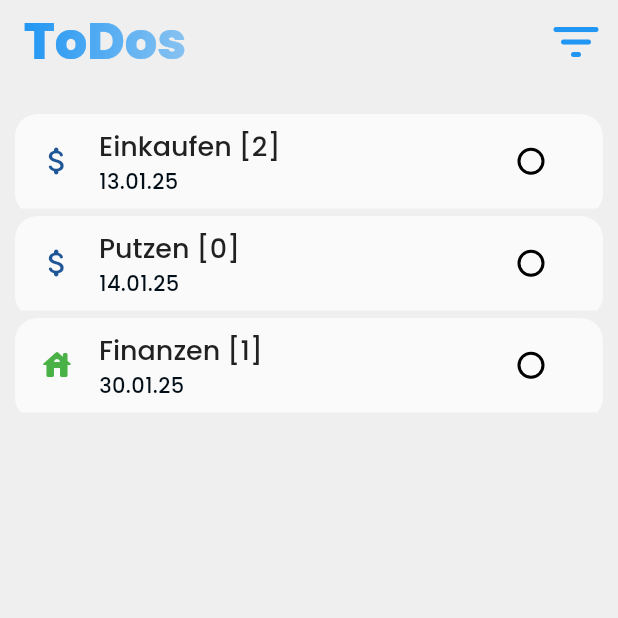
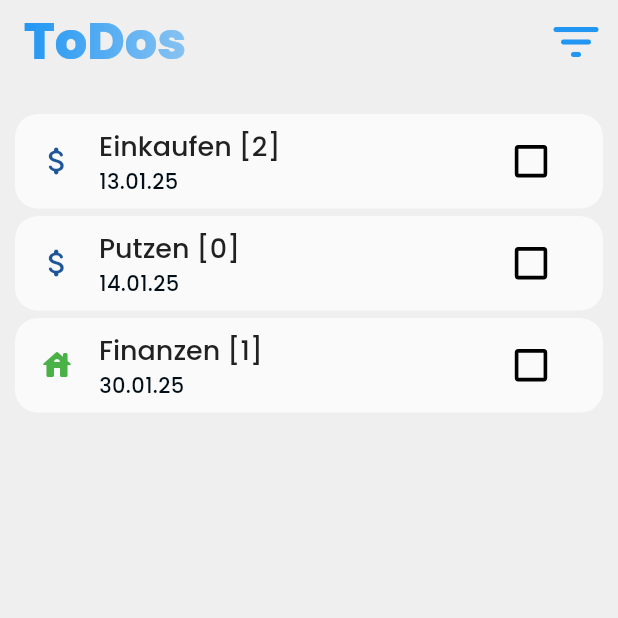
Before and after one commit to edhae/get_done, a Flutter app: the screen it shows after launch, item 2 of the bottom bar chosen, on a phone screen of 412 x 824 dp, the top half of it. Run offline on Flutter 3.47's test engine with Material 3 defaults, Android fonts, the light colour scheme and no system bars; drawn by our look-alikes of simple_gradient_text; our stand-ins replace flutter_colorpicker.

Commit message:
better checkbox

```diff
--- a/lib/main.dart
+++ b/lib/main.dart
@@ -1,4 +1,5 @@
 import 'package:flutter/material.dart';
+import 'package:flutter/rendering.dart';
 import 'package:get_done/theme/themeprovider.dart';
 import 'package:provider/provider.dart';
 import 'package:get_done/theme/themedata.dart';
@@ -9,6 +10,7 @@ import 'package:get_done/mainpages/socialpage.dart';
 import 'package:get_done/mainpages/settingspage.dart';
 
 void main() {
+  debugPaintSizeEnabled = false;
   runApp(
     ChangeNotifierProvider(
       create: (_) => ThemeProvider(),
--- a/lib/mainpages/todospage.dart
+++ b/lib/mainpages/todospage.dart
@@ -4,6 +4,7 @@ import 'package:get_done/data.dart';
 import 'package:provider/provider.dart';
 import 'package:get_done/theme/themeprovider.dart';
 import 'package:get_done/mainpages/todospages/edittodopage.dart';
+
 
 class TodosPage extends StatefulWidget {
   const TodosPage({super.key});
@@ -117,7 +118,10 @@ class _TodosPageState extends State<TodosPage> {
                     key: ValueKey(index),
                     child: Dismissible(
                       key: ValueKey(index),
-                      direction: DismissDirection.horizontal,
+                      direction: todoIsDone
+                          ? DismissDirection.startToEnd
+                          : DismissDirection.horizontal,
+                      // confirmDismiss: (direction) async => false,
                       onDismissed: (direction) {
                         if (direction == DismissDirection.endToStart) {
                           setState(() {
@@ -168,7 +172,7 @@ class _TodosPageState extends State<TodosPage> {
                       child: Container(
                         margin: EdgeInsets.only(bottom: 5),
                         decoration: BoxDecoration(
-                          // borderRadius: BorderRadius.circular(15),
+                          borderRadius: BorderRadius.circular(15),
                           color: Theme.of(context).colorScheme.primaryContainer,
                         ),
                         child: GestureDetector(
@@ -204,8 +208,7 @@ class _TodosPageState extends State<TodosPage> {
                               color: projectColor,
                             ),
                             trailing: Transform.scale(
-                              scale: 1,
-                              // scale: 1.4,
+                              scale: 1.2,
                               child: Checkbox(
                                 value: todoIsDone,
                                 onChanged: (value) {
@@ -219,8 +222,6 @@ class _TodosPageState extends State<TodosPage> {
                                           borderRadius:
                                               BorderRadius.circular(20),
                                         ),
-                                        behavior: SnackBarBehavior.floating,
-                                        margin: EdgeInsets.only(left: 20, right: 20, top: 500, bottom: 0),
                                         content: Text(
                                           '${todo['title']} marked as done!',
                                           style: TextStyle(
@@ -229,12 +230,13 @@ class _TodosPageState extends State<TodosPage> {
                                                   .secondary),
                                         ),
                                         duration: Duration(seconds: 2),
-                                        backgroundColor: Theme.of(context).bottomNavigationBarTheme.backgroundColor,
+                                        backgroundColor: Theme.of(context)
+                                            .bottomNavigationBarTheme
+                                            .backgroundColor,
                                       ),
                                     );
                                   }
                                 },
-                                shape: CircleBorder(),
                               ),
                             ),
                           ),
```
Also changed, not shown: lib/data.dart (+49 -6 lines), lib/mainpages/todospages/editprojectpage.dart (+16 -0 lines), 1 other file.
